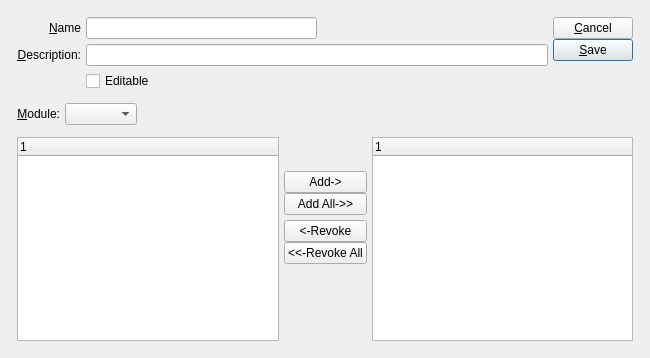
WooodHead/xtuple, file xtuple/trunk/guiclient/commentType.ui: the form before one commit.
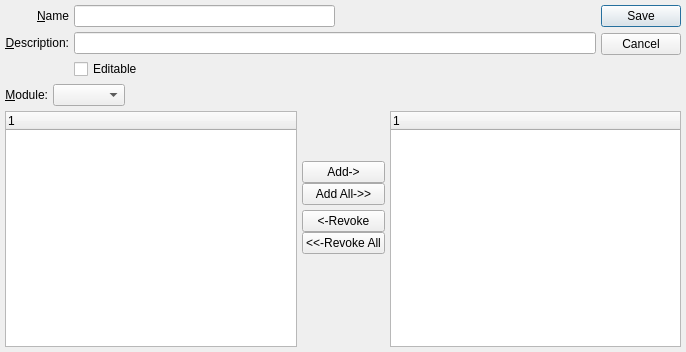
The form after the commit. Custom widgets are drawn as their Qt base class.

Diff of the .ui file:
```diff
--- a/xtuple/trunk/guiclient/commentType.ui
+++ b/xtuple/trunk/guiclient/commentType.ui
@@ -13,25 +13,15 @@
    <rect>
     <x>0</x>
     <y>0</y>
-    <width>650</width>
-    <height>358</height>
+    <width>686</width>
+    <height>352</height>
    </rect>
   </property>
   <property name="windowTitle">
    <string>Comment Type</string>
   </property>
-  <layout class="QGridLayout" name="gridLayout_4">
-   <item row="0" column="0">
     <layout class="QGridLayout" name="gridLayout_3">
-     <property name="margin">
-      <number>12</number>
-     </property>
-     <property name="spacing">
-      <number>12</number>
-     </property>
      <item row="0" column="0">
-      <layout class="QHBoxLayout" name="horizontalLayout">
-       <item>
         <layout class="QGridLayout" name="gridLayout">
          <item row="0" column="0">
           <widget class="QLabel" name="_nameLit">
@@ -97,57 +87,15 @@
          </item>
         </layout>
        </item>
-       <item>
-        <layout class="QVBoxLayout">
-         <property name="spacing">
-          <number>0</number>
-         </property>
-         <item>
-          <layout class="QVBoxLayout">
-           <property name="spacing">
-            <number>0</number>
-           </property>
-           <item>
-            <widget class="QPushButton" name="_close">
-             <property name="text">
-              <string>&amp;Cancel</string>
-             </property>
-            </widget>
-           </item>
-           <item>
-            <widget class="QPushButton" name="_save">
-             <property name="text">
-              <string>&amp;Save</string>
-             </property>
-             <property name="autoDefault">
-              <bool>true</bool>
-             </property>
-             <property name="default">
-              <bool>true</bool>
-             </property>
-            </widget>
-           </item>
-          </layout>
-         </item>
-         <item>
-          <spacer name="Spacer30">
+   <item row="0" column="1">
+    <widget class="QDialogButtonBox" name="_buttonBox">
            <property name="orientation">
             <enum>Qt::Vertical</enum>
            </property>
-           <property name="sizeType">
-            <enum>QSizePolicy::Expanding</enum>
-           </property>
-           <property name="sizeHint" stdset="0">
-            <size>
-             <width>20</width>
-             <height>0</height>
-            </size>
-           </property>
-          </spacer>
-         </item>
-        </layout>
-       </item>
-      </layout>
+     <property name="standardButtons">
+      <set>QDialogButtonBox::Cancel|QDialogButtonBox::Save</set>
+     </property>
+    </widget>
      </item>
      <item row="1" column="0">
       <layout class="QHBoxLayout" name="_6">
@@ -185,7 +133,7 @@
        </item>
       </layout>
      </item>
-     <item row="2" column="0">
+   <item row="2" column="0" colspan="2">
       <widget class="QFrame" name="_frame">
        <property name="sizePolicy">
         <sizepolicy hsizetype="Preferred" vsizetype="Expanding">
@@ -298,8 +246,6 @@
       </widget>
      </item>
     </layout>
-   </item>
-  </layout>
  </widget>
  <layoutdefault spacing="5" margin="5"/>
  <pixmapfunction>qPixmapFromMimeSource</pixmapfunction>
```
Left out of the diff: 34 changed lines with no effect on the pictures. Lines whose indentation alone changed are shown as unchanged.
